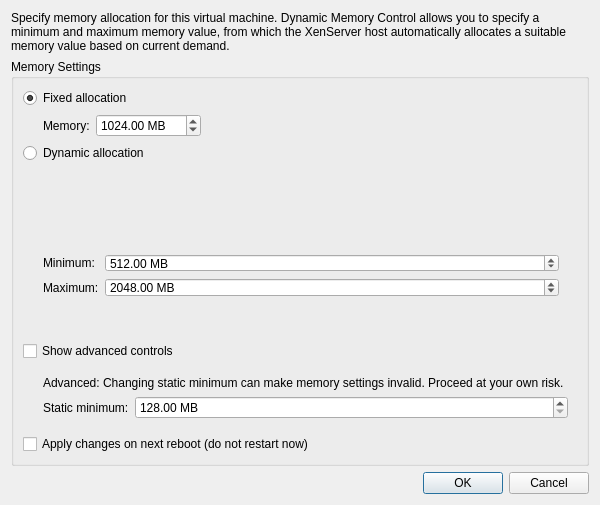
The window that src/xenadmin-ui/dialogs/ballooningdialog.ui (benapetr/XenAdminQt) describes before a commit, drawn with Qt 5.
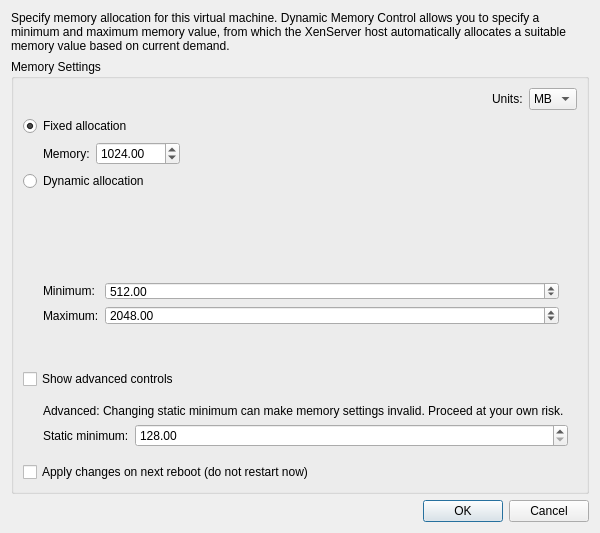
The same window after the commit. Custom widgets are drawn as their Qt base class.

What changed in the file:
```diff
--- a/src/xenadmin-ui/dialogs/ballooningdialog.ui
+++ b/src/xenadmin-ui/dialogs/ballooningdialog.ui
@@ -30,6 +30,44 @@
       <string>Memory Settings</string>
      </property>
      <layout class="QVBoxLayout" name="memoryGroupLayout">
+      <item>
+       <layout class="QHBoxLayout" name="unitsLayout">
+        <item>
+         <spacer name="horizontalSpacerUnits">
+          <property name="orientation">
+           <enum>Qt::Orientation::Horizontal</enum>
+          </property>
+          <property name="sizeHint" stdset="0">
+           <size>
+            <width>40</width>
+            <height>20</height>
+           </size>
+          </property>
+         </spacer>
+        </item>
+        <item>
+         <widget class="QLabel" name="labelUnits">
+          <property name="text">
+           <string>Units:</string>
+          </property>
+         </widget>
+        </item>
+        <item>
+         <widget class="QComboBox" name="comboUnits">
+          <item>
+           <property name="text">
+            <string>MB</string>
+           </property>
+          </item>
+          <item>
+           <property name="text">
+            <string>GB</string>
+           </property>
+          </item>
+         </widget>
+        </item>
+       </layout>
+      </item>
       <item>
        <widget class="QRadioButton" name="radioFixed">
         <property name="text">
@@ -66,10 +104,7 @@
          </widget>
         </item>
         <item>
-         <widget class="QDoubleSpinBox" name="spinnerFixed">
-          <property name="suffix">
-           <string> MB</string>
-          </property>
+         <widget class="MemorySpinner" name="spinnerFixed">
           <property name="minimum">
            <double>128.000000000000000</double>
           </property>
@@ -136,10 +171,7 @@
              </widget>
             </item>
             <item row="0" column="1">
-             <widget class="QDoubleSpinBox" name="spinnerDynMin">
-              <property name="suffix">
-               <string> MB</string>
-              </property>
+             <widget class="MemorySpinner" name="spinnerDynMin">
               <property name="minimum">
                <double>128.000000000000000</double>
               </property>
@@ -162,10 +194,7 @@
              </widget>
             </item>
             <item row="1" column="1">
-             <widget class="QDoubleSpinBox" name="spinnerDynMax">
-              <property name="suffix">
-               <string> MB</string>
-              </property>
+             <widget class="MemorySpinner" name="spinnerDynMax">
               <property name="minimum">
                <double>128.000000000000000</double>
               </property>
@@ -232,10 +261,7 @@
             </widget>
            </item>
            <item row="0" column="1">
-            <widget class="QDoubleSpinBox" name="spinnerStaticMin">
-             <property name="suffix">
-              <string> MB</string>
-             </property>
+            <widget class="MemorySpinner" name="spinnerStaticMin">
              <property name="minimum">
               <double>128.000000000000000</double>
              </property>
@@ -299,6 +325,11 @@
    <extends>QWidget</extends>
    <header>controls/vmshinybar.h</header>
   </customwidget>
+  <customwidget>
+   <class>MemorySpinner</class>
+   <extends>QDoubleSpinBox</extends>
+   <header>controls/memoryspinner.h</header>
+  </customwidget>
  </customwidgets>
  <resources/>
  <connections>
```
